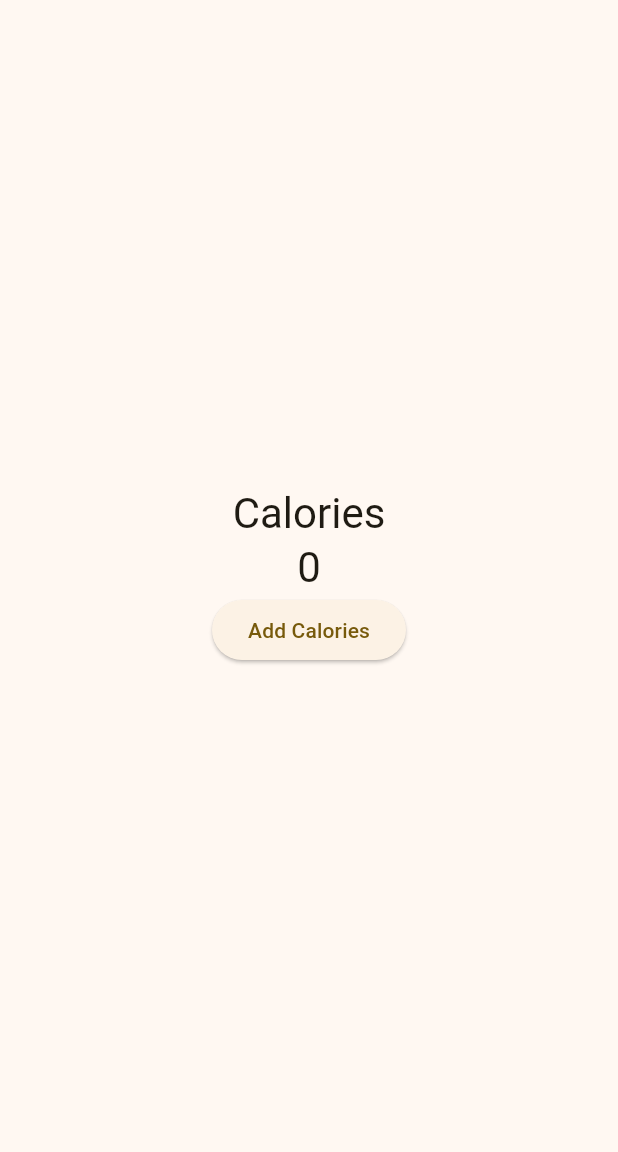
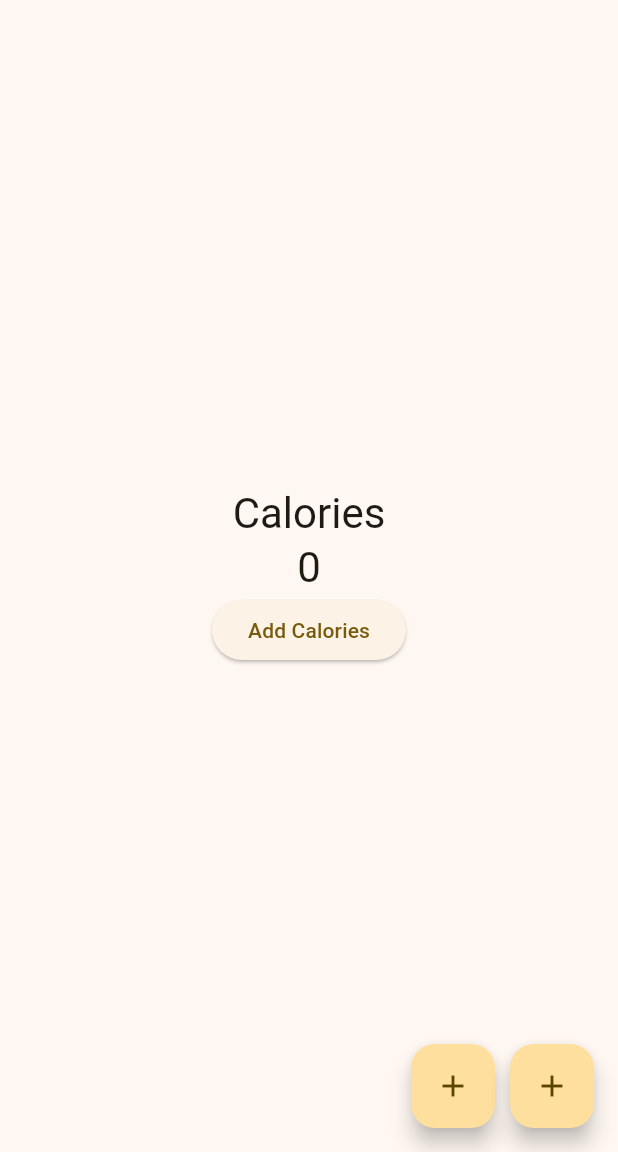
Before and after one commit to sarahdombroski/nutrition-tracker, a Flutter app: the screen it shows after launch, on a phone screen of 412 x 824 dp, the part 84-1236 px from its top. Run offline on Flutter 3.47's test engine with Material 3 defaults, Android fonts, the light colour scheme and no system bars.

Commit message:
added second button

```diff
--- a/lib/main.dart
+++ b/lib/main.dart
@@ -143,11 +143,21 @@ class _MyHomePageState extends State<MyHomePage> {
           ],
         ),
       ),
-      // floatingActionButton: FloatingActionButton(
-      //   onPressed: _incrementCounter,
-      //   tooltip: 'Increment',
-      //   child: const Icon(Icons.add),
-      // ), // This trailing comma makes auto-formatting nicer for build methods.
+      floatingActionButton: Row(
+      mainAxisAlignment: MainAxisAlignment.end,
+      children: [
+      FloatingActionButton(
+        onPressed: _incrementCalories,
+        tooltip: 'Increment',
+        child: const Icon(Icons.add),
+      ),
+      SizedBox(width: 10), // Add some space between the buttons
+      FloatingActionButton(
+        onPressed: _incrementCalories,
+        tooltip: 'Increment',
+        child: const Icon(Icons.add),
+      ),
+      ])
     );
   }
 }
```
Also changed, not shown: 479 other files.
